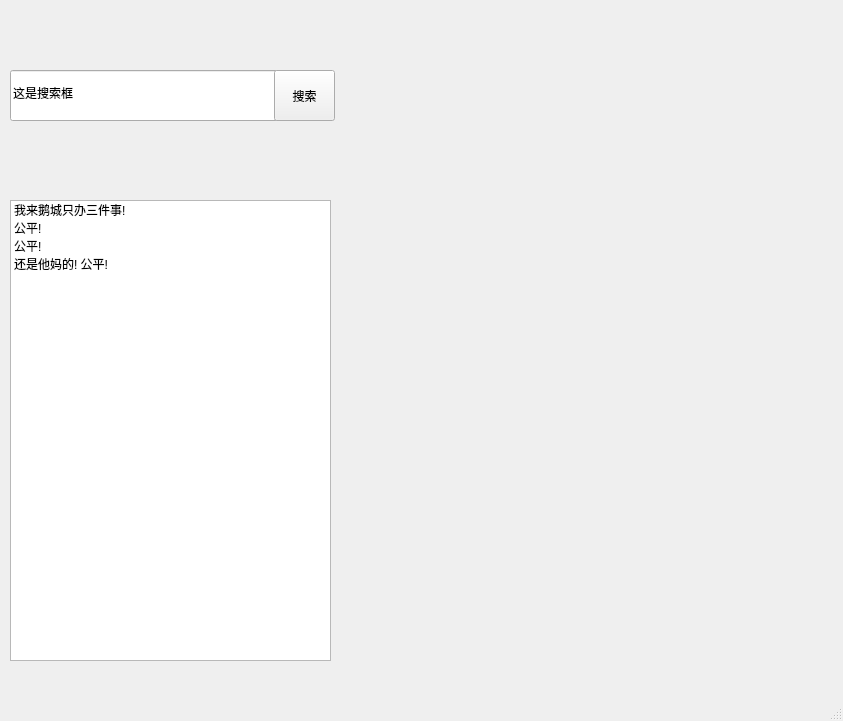
First picture: the form in src/navigation_window.ui, repository tangdouer1005/DataStructure_course_design, before the edit.
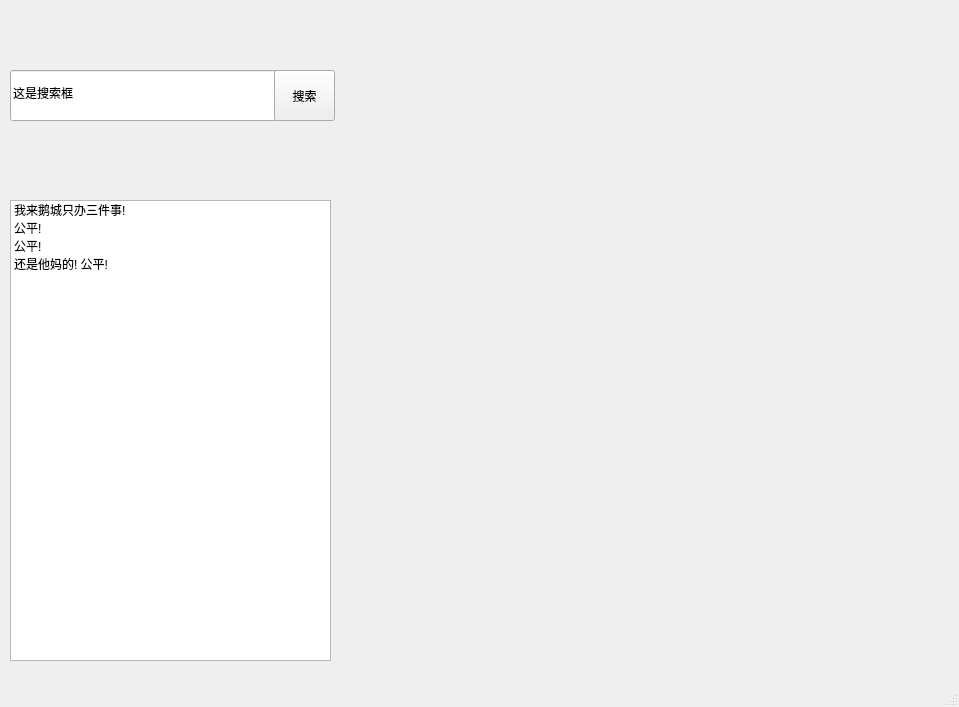
Second picture: the form after the edit. Icons and pictures are not drawn.

What changed in the file:
```diff
--- a/src/navigation_window.ui
+++ b/src/navigation_window.ui
@@ -6,8 +6,8 @@
    <rect>
     <x>0</x>
     <y>0</y>
-    <width>843</width>
-    <height>721</height>
+    <width>959</width>
+    <height>707</height>
    </rect>
   </property>
   <property name="windowTitle">
@@ -17,10 +17,10 @@
    <widget class="QLabel" name="label_map">
     <property name="geometry">
      <rect>
-      <x>350</x>
+      <x>370</x>
       <y>10</y>
-      <width>491</width>
-      <height>671</height>
+      <width>581</width>
+      <height>651</height>
      </rect>
     </property>
     <property name="styleSheet">
```
Left out of the diff: 4 changed lines with no effect on the pictures.
